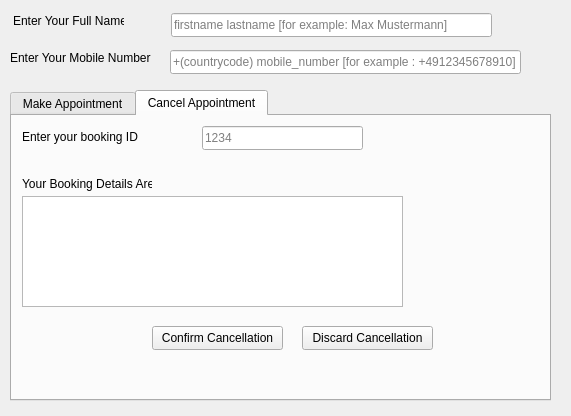
The window that QT6_QWidgets/QTGUI-1/dialog.ui (bsuman/QT6_CPP) describes before a commit, drawn with Qt 5.
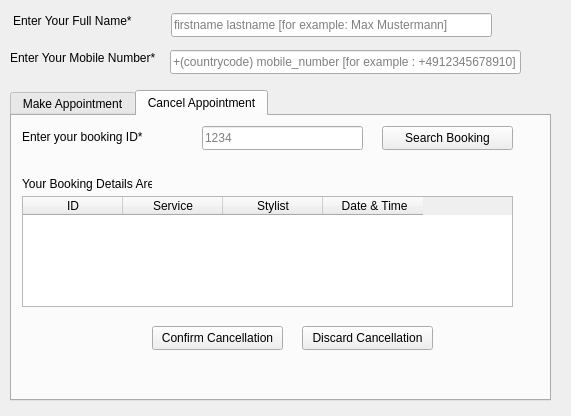
The same window after the commit.

Commit message:
Added cancellation functionality
Added cancellation functionality

```diff
--- a/QT6_QWidgets/QTGUI-1/dialog.ui
+++ b/QT6_QWidgets/QTGUI-1/dialog.ui
@@ -23,7 +23,7 @@
     </rect>
    </property>
    <property name="text">
-    <string>Enter Your Mobile Number</string>
+    <string>Enter Your Mobile Number*</string>
    </property>
   </widget>
   <widget class="QLineEdit" name="mobileNumEdit">
@@ -47,12 +47,12 @@
     <rect>
      <x>13</x>
      <y>13</y>
-     <width>111</width>
+     <width>121</width>
      <height>16</height>
     </rect>
    </property>
    <property name="text">
-    <string>Enter Your Full Name</string>
+    <string>Enter Your Full Name*</string>
    </property>
   </widget>
   <widget class="QLineEdit" name="nameEdit">
@@ -190,19 +190,51 @@
       <rect>
        <x>0</x>
        <y>10</y>
-       <width>431</width>
+       <width>521</width>
        <height>251</height>
       </rect>
      </property>
-     <widget class="QTableView" name="bookingDetailsTableView">
+     <widget class="QTableWidget" name="bookingDetailstableWidget">
       <property name="geometry">
        <rect>
         <x>10</x>
         <y>70</y>
-        <width>381</width>
+        <width>491</width>
         <height>111</height>
        </rect>
       </property>
+      <property name="maximumSize">
+       <size>
+        <width>501</width>
+        <height>111</height>
+       </size>
+      </property>
+      <property name="rowCount">
+       <number>0</number>
+      </property>
+      <property name="columnCount">
+       <number>4</number>
+      </property>
+      <column>
+       <property name="text">
+        <string>ID</string>
+       </property>
+      </column>
+      <column>
+       <property name="text">
+        <string>Service</string>
+       </property>
+      </column>
+      <column>
+       <property name="text">
+        <string>Stylist</string>
+       </property>
+      </column>
+      <column>
+       <property name="text">
+        <string> Date &amp; Time</string>
+       </property>
+      </column>
      </widget>
      <widget class="QLabel" name="bookingNumLabel">
       <property name="geometry">
@@ -214,7 +246,7 @@
        </rect>
       </property>
       <property name="text">
-       <string>Enter your booking ID</string>
+       <string>Enter your booking ID*</string>
       </property>
      </widget>
      <widget class="QPushButton" name="pushButton">
@@ -272,6 +304,19 @@
        <string>Your Booking Details Are</string>
       </property>
      </widget>
+     <widget class="QPushButton" name="searchButton">
+      <property name="geometry">
+       <rect>
+        <x>370</x>
+        <y>0</y>
+        <width>131</width>
+        <height>24</height>
+       </rect>
+      </property>
+      <property name="text">
+       <string>Search Booking</string>
+      </property>
+     </widget>
     </widget>
    </widget>
   </widget>
```
Left out of the diff: 2 changed lines with no effect on the pictures. The commit also changes 2 other files.
